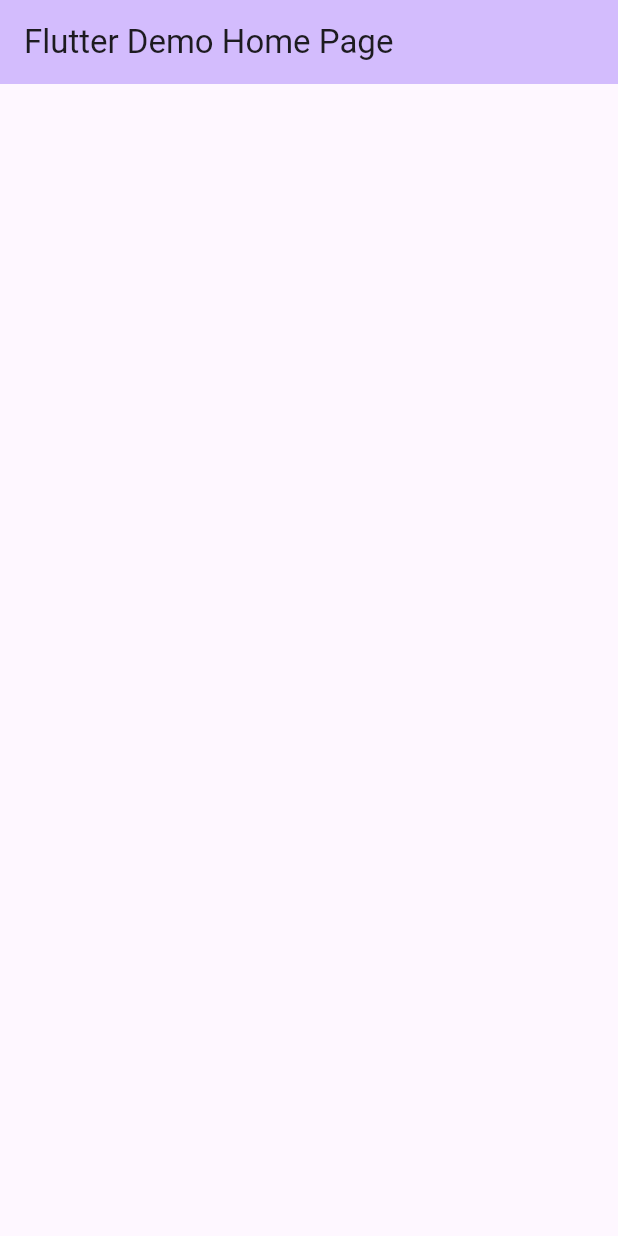
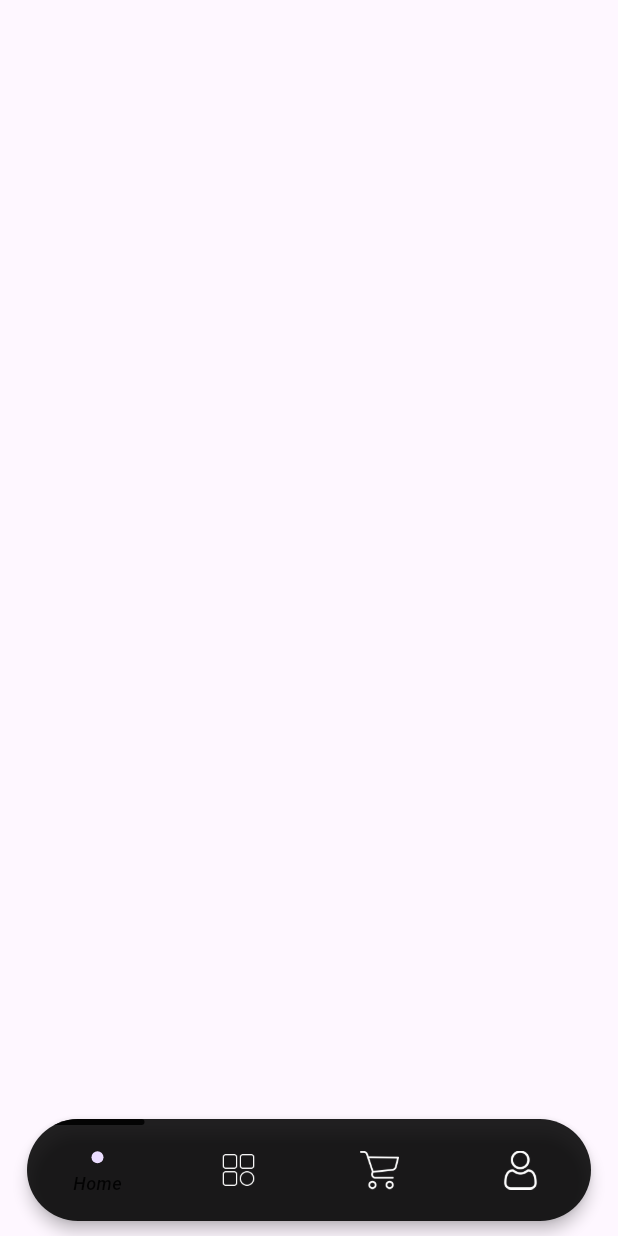
Before and after one commit to ra1mova/Flutter_Final_Project, a Flutter app: the screen it shows after launch, on a phone screen of 412 x 824 dp. Run offline on Flutter 3.47's test engine with Material 3 defaults, Android fonts, the phone set to English and light mode, and no system bars; drawn by our look-alikes of flutter_snake_navigationbar; our stand-ins replace bloc, flutter_bloc.

Commit message:
Implemented BottomNavigationBarItem items for switching between screens

```diff
--- a/lib/home.dart
+++ /dev/null
@@ -1,17 +0,0 @@
-import 'package:flutter/material.dart';
-
-class MyHomePage extends StatelessWidget {
-  const MyHomePage({super.key, required this.title});
-
-  final String title;
-
-  @override
-  Widget build(BuildContext context) {
-    return Scaffold(
-        appBar: AppBar(
-          backgroundColor: Theme.of(context).colorScheme.inversePrimary,
-          title: Text(title),
-        ),
-        body: Container());
-  }
-}
--- a/lib/main.dart
+++ b/lib/main.dart
@@ -1,5 +1,7 @@
 import 'package:flutter/material.dart';
-import 'package:flutter_application_1/home.dart';
+import 'package:flutter_bloc/flutter_bloc.dart';
+import 'presentation/blocs/home/navbar_cubit.dart';
+import 'presentation/views/main/main_view.dart';
 
 void main() {
   runApp(const MyApp());
@@ -11,13 +13,16 @@ class MyApp extends StatelessWidget {
   // This widget is the root of your application.
   @override
   Widget build(BuildContext context) {
-    return MaterialApp(
-      title: 'Flutter Demo',
-      theme: ThemeData(
-        colorScheme: ColorScheme.fromSeed(seedColor: Colors.deepPurple),
-        useMaterial3: true,
+    return BlocProvider(
+      create: (context) => NavbarCubit(),
+      child: MaterialApp(
+        title: 'Flutter Demo',
+        theme: ThemeData(
+          colorScheme: ColorScheme.fromSeed(seedColor: Colors.deepPurple),
+          useMaterial3: true,
+        ),
+        home: const MainView(),
       ),
-      home: const MyHomePage(title: 'Flutter Demo Home Page'),
     );
   }
 }
--- /dev/null
+++ b/lib/presentation/blocs/home/navbar_cubit.dart
@@ -0,0 +1,11 @@
+import 'package:bloc/bloc.dart';
+import 'package:flutter/cupertino.dart';
+
+class NavbarCubit extends Cubit<int> {
+  final PageController controller = PageController();
+  NavbarCubit() : super(0);
+
+  void update(int value) {
+    emit(value);
+  }
+}
--- /dev/null
+++ b/lib/presentation/views/main/main_view.dart
@@ -0,0 +1,138 @@
+import 'package:flutter/material.dart';
+import 'package:flutter_bloc/flutter_bloc.dart';
+import 'package:flutter_snake_navigationbar/flutter_snake_navigationbar.dart';
+
+import '../../blocs/home/navbar_cubit.dart';
+
+class MainView extends StatefulWidget {
+  const MainView({Key? key}) : super(key: key);
+
+  @override
+  State<MainView> createState() => _MainViewState();
+}
+
+class _MainViewState extends State<MainView> {
+  @override
+  Widget build(BuildContext context) {
+    return Scaffold(
+      body: Stack(
+        children: [
+          BlocBuilder<NavbarCubit, int>(
+            builder: (context, state) {
+              return AnimatedContainer(
+                duration: const Duration(seconds: 1),
+                child: PageView(
+                  physics: const NeverScrollableScrollPhysics(),
+                  controller: context.read<NavbarCubit>().controller,
+                  children: <Widget>[
+                    Container(),
+                    Container(),
+                    Container(),
+                    Container(),
+                  ],
+                ),
+              );
+            },
+          ),
+          Positioned(
+            bottom: 10,
+            left: 18,
+            right: 18,
+            child: Padding(
+              padding: const EdgeInsets.only(left: 0, right: 0),
+              child: BlocBuilder<NavbarCubit, int>(
+                builder: (context, state) {
+                  return SnakeNavigationBar.color(
+                    behaviour: SnakeBarBehaviour.floating,
+                    snakeShape: SnakeShape.indicator,
+                    shape: const RoundedRectangleBorder(
+                      borderRadius: BorderRadius.all(Radius.circular(48)),
+                    ),
+                    backgroundColor: Colors.black87,
+                    snakeViewColor: Colors.black87,
+                    height: 68,
+                    elevation: 4,
+                    selectedItemColor: SnakeShape.circle == SnakeShape.indicator
+                        ? Colors.black87
+                        : null,
+                    unselectedItemColor: Colors.white,
+                    selectedLabelStyle: const TextStyle(
+                      color: Colors.white,
+                      fontWeight: FontWeight.w500,
+                      fontStyle: FontStyle.italic,
+                      fontSize: 12,
+                    ),
+                    showUnselectedLabels: false,
+                    showSelectedLabels: true,
+                    currentIndex: state,
+                    onTap: (index) => setState(() {
+                      context.read<NavbarCubit>().controller.animateToPage(
+                          index,
+                          duration: const Duration(milliseconds: 400),
+                          curve: Curves.linear);
+                      context.read<NavbarCubit>().update(index);
+                    }),
+                    items: const [
+                      BottomNavigationBarItem(
+                          icon: ImageIcon(
+                            AssetImage("assets/navbar_icons/home.png"),
+                            color: Colors.white,
+                            size: 26,
+                          ),
+                          activeIcon: Padding(
+                            padding: EdgeInsets.all(5.0),
+                            child: CircleAvatar(
+                              maxRadius: 4,
+                            ),
+                          ),
+                          label: 'Home'),
+                      BottomNavigationBarItem(
+                          icon: ImageIcon(
+                            AssetImage("assets/navbar_icons/categories.png"),
+                            color: Colors.white,
+                            size: 26,
+                          ),
+                          activeIcon: Padding(
+                            padding: EdgeInsets.all(5.0),
+                            child: CircleAvatar(
+                              maxRadius: 4,
+                            ),
+                          ),
+                          label: 'Category'),
+                      BottomNavigationBarItem(
+                          icon: ImageIcon(
+                            AssetImage("assets/navbar_icons/shopping-cart.png"),
+                            color: Colors.white,
+                            size: 26,
+                          ),
+                          activeIcon: Padding(
+                            padding: EdgeInsets.all(5.0),
+                            child: CircleAvatar(
+                              maxRadius: 4,
+                            ),
+                          ),
+                          label: 'Cart'),
+                      BottomNavigationBarItem(
+                          icon: ImageIcon(
+                            AssetImage("assets/navbar_icons/user.png"),
+                            color: Colors.white,
+                            size: 26,
+                          ),
+                          activeIcon: Padding(
+                            padding: EdgeInsets.all(5.0),
+                            child: CircleAvatar(
+                              maxRadius: 4,
+                            ),
+                          ),
+                          label: 'Other'),
+                    ],
+                  );
+                },
+              ),
+            ),
+          ),
+        ],
+      ),
+    );
+  }
+}
--- a/pubspec.yaml
+++ b/pubspec.yaml
@@ -62,9 +62,8 @@ flutter:
   uses-material-design: true
 
   # To add assets to your application, add an assets section, like this:
-  # assets:
-  #   - images/a_dot_burr.jpeg
-  #   - images/a_dot_ham.jpeg
+  assets:
+    - assets/navbar_icons/
 
   # An image asset can refer to one or more resolution-specific "variants", see
   # https://flutter.dev/assets-and-images/#resolution-aware
```
Also changed, not shown: assets/navbar_icons/categories.png (added), assets/navbar_icons/home.png (added), assets/navbar_icons/shopping-cart.png (added), assets/navbar_icons/user.png (added).
